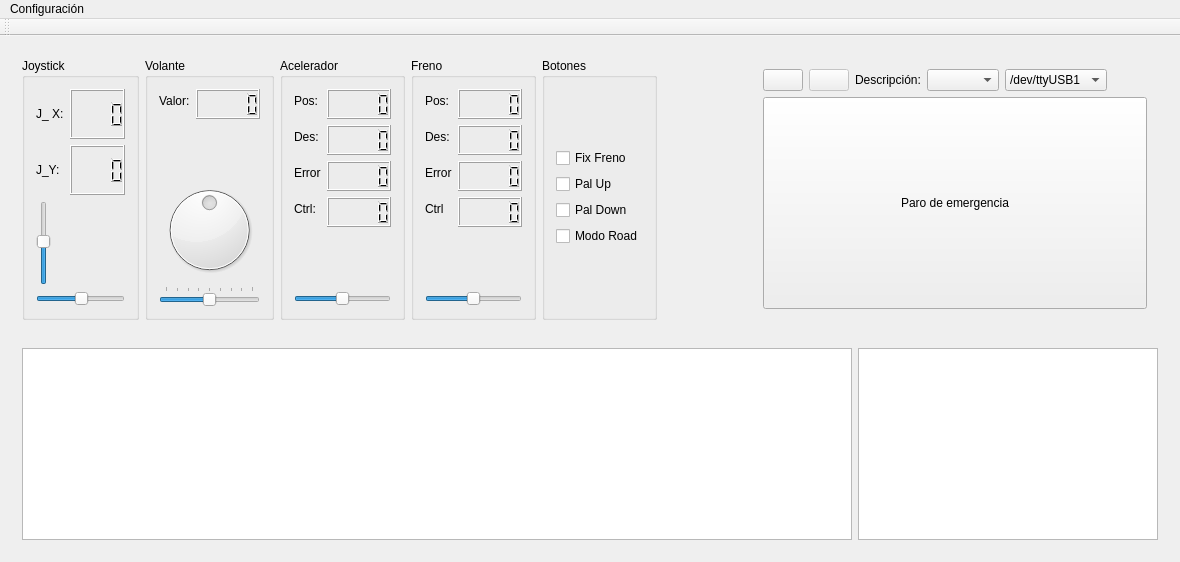
The window that Programas/MonitorSerie_(Qt)/MonitorSerial_x64/mainwindow.ui (JoseOlin/Isiukak) describes before a commit, drawn with Qt 5.
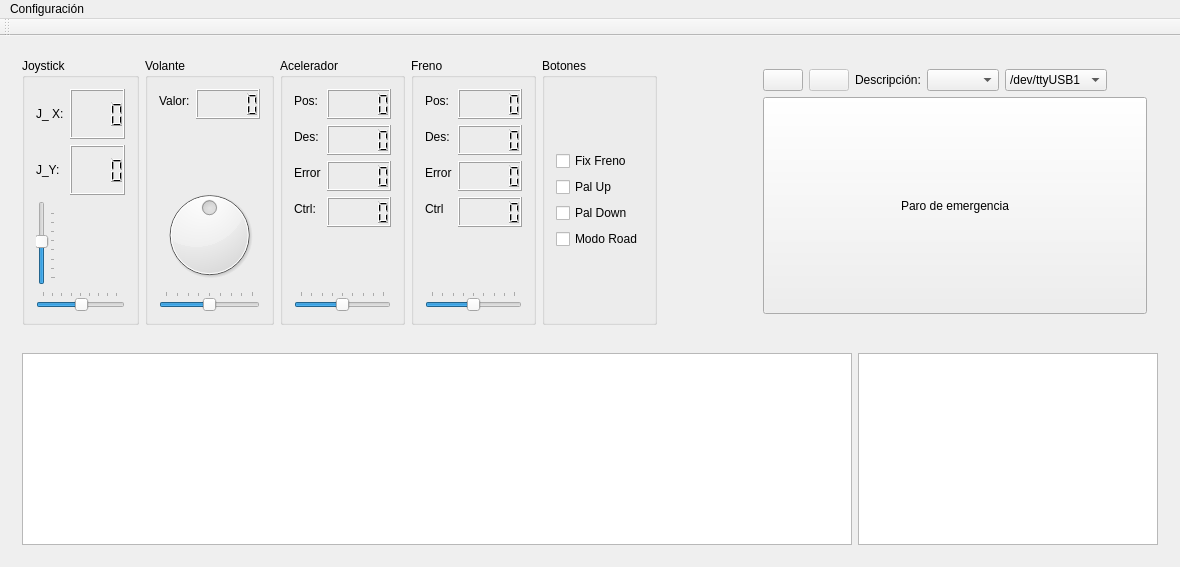
The same window after the commit. Icons and pictures are not drawn.

```diff
--- a/Programas/MonitorSerie_(Qt)/MonitorSerial_x64/mainwindow.ui
+++ b/Programas/MonitorSerie_(Qt)/MonitorSerial_x64/mainwindow.ui
@@ -153,12 +153,18 @@
                   <property name="maximum">
                    <number>640</number>
                   </property>
+                  <property name="pageStep">
+                   <number>36</number>
+                  </property>
                   <property name="value">
                    <number>512</number>
                   </property>
                   <property name="orientation">
                    <enum>Qt::Vertical</enum>
                   </property>
+                  <property name="tickPosition">
+                   <enum>QSlider::TicksBelow</enum>
+                  </property>
                  </widget>
                 </item>
                 <item>
@@ -169,12 +175,18 @@
                   <property name="maximum">
                    <number>640</number>
                   </property>
+                  <property name="pageStep">
+                   <number>33</number>
+                  </property>
                   <property name="value">
                    <number>512</number>
                   </property>
                   <property name="orientation">
                    <enum>Qt::Horizontal</enum>
                   </property>
+                  <property name="tickPosition">
+                   <enum>QSlider::TicksAbove</enum>
+                  </property>
                  </widget>
                 </item>
                </layout>
@@ -413,9 +425,18 @@
                 <property name="maximum">
                  <number>3200</number>
                 </property>
+                <property name="singleStep">
+                 <number>100</number>
+                </property>
+                <property name="pageStep">
+                 <number>800</number>
+                </property>
                 <property name="orientation">
                  <enum>Qt::Horizontal</enum>
                 </property>
+                <property name="tickPosition">
+                 <enum>QSlider::TicksAbove</enum>
+                </property>
                </widget>
               </item>
              </layout>
@@ -573,9 +594,18 @@
                 <property name="maximum">
                  <number>3200</number>
                 </property>
+                <property name="singleStep">
+                 <number>100</number>
+                </property>
+                <property name="pageStep">
+                 <number>800</number>
+                </property>
                 <property name="orientation">
                  <enum>Qt::Horizontal</enum>
                 </property>
+                <property name="tickPosition">
+                 <enum>QSlider::TicksAbove</enum>
+                </property>
                </widget>
               </item>
              </layout>
```
Left out of the diff: 6 changed lines with no effect on the pictures.
